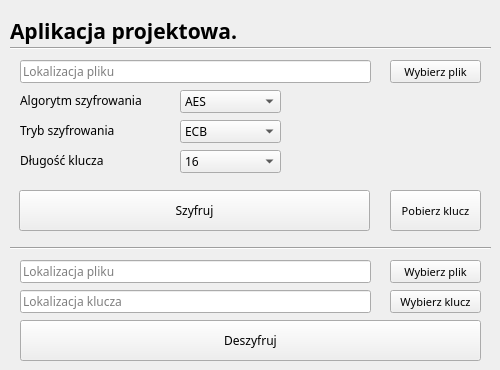
First picture: the form in gui.ui, repository Buzeqq/CryptographyApp, before the edit.
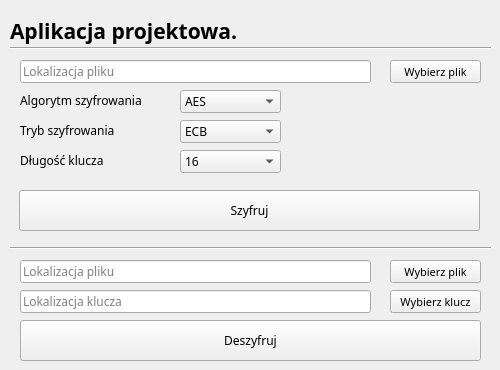
Second picture: the form after the edit.

Commit message: Updated UI and changed from: cp to shutil.copy()

Diff of the .ui file:
```diff
--- a/gui.ui
+++ b/gui.ui
@@ -101,7 +101,7 @@
      <rect>
       <x>19</x>
       <y>190</y>
-      <width>351</width>
+      <width>461</width>
       <height>41</height>
      </rect>
     </property>
@@ -319,28 +319,21 @@
       <string>AES</string>
      </property>
     </item>
-   </widget>
-   <widget class="QPushButton" name="get_key_button">
-    <property name="geometry">
-     <rect>
-      <x>390</x>
-      <y>190</y>
-      <width>91</width>
-      <height>41</height>
-     </rect>
-    </property>
-    <property name="font">
-     <font>
-      <family>Roboto Mono</family>
-      <pointsize>8</pointsize>
-     </font>
-    </property>
-    <property name="cursor">
-     <cursorShape>PointingHandCursor</cursorShape>
-    </property>
+    <item>
+     <property name="text">
+      <string>Camellia</string>
+     </property>
+    </item>
+    <item>
+     <property name="text">
+      <string>ChaCha20</string>
+     </property>
+    </item>
+    <item>
     <property name="text">
-     <string>Pobierz klucz</string>
-    </property>
+      <string>TripleDES</string>
+     </property>
+    </item>
    </widget>
    <widget class="QLineEdit" name="file_localization_line_edit_2">
     <property name="geometry">
```
Lines whose indentation alone changed are shown as unchanged. The commit also changes 2 other files.
